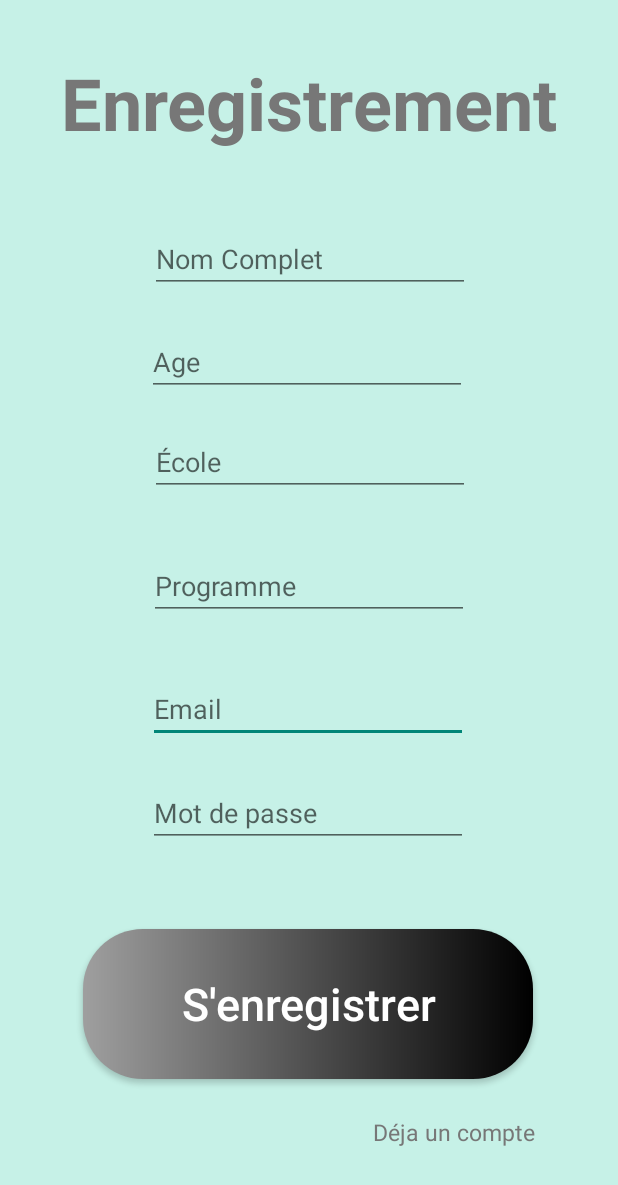
After one commit to miska1234/H22-GRP01-EQUIPE07-COTE_R, an Android app: the EnregistrementV2Activity screen opened directly, with no data from a screen before it, on a phone screen of 412 x 824 dp. The commit adds this screen. Shown: the top 1185 px of the screen. Run offline under Robolectric (Android 15) with nearby library versions, the phone set to English and light mode, and no system bars.

Commit message:
-Creation du build gradle qui permet la base de donnée de FireBase -Creation d’une activité d’enregistrementV2

```diff
--- a/app/build.gradle
+++ b/app/build.gradle
@@ -1,5 +1,6 @@
 plugins {
     id 'com.android.application'
+    id 'com.google.gms.google-services'
 }
 
 android {
@@ -32,6 +33,8 @@ dependencies {
     implementation 'androidx.appcompat:appcompat:1.4.1'
     implementation 'com.google.android.material:material:1.5.0'
     implementation 'androidx.constraintlayout:constraintlayout:2.1.3'
+    implementation 'com.google.firebase:firebase-database:20.0.4'
+    implementation 'com.google.firebase:firebase-auth:21.0.3'
     testImplementation 'junit:junit:4.13.2'
     androidTestImplementation 'androidx.test.ext:junit:1.1.3'
     androidTestImplementation 'androidx.test.espresso:espresso-core:3.4.0'
--- a/app/src/main/AndroidManifest.xml
+++ b/app/src/main/AndroidManifest.xml
@@ -9,18 +9,18 @@
         android:roundIcon="@mipmap/ic_launcher_round"
         android:supportsRtl="true"
         android:theme="@style/Theme.ProjetAppliactionCoteR">
-
+        <activity
+            android:name=".EnregistrementV2Activity"
+            android:exported="false" />
         <activity
             android:name=".LogoActivity"
             android:exported="true">
             <intent-filter>
                 <action android:name="android.intent.action.MAIN" />
+
                 <category android:name="android.intent.category.LAUNCHER" />
             </intent-filter>
         </activity>
-
-
-
         <activity
             android:name=".CreationProfilActivity"
             android:exported="false" />
--- a/app/src/main/java/com/example/projetappliactioncoter/AcceuilleActivity.java
+++ b/app/src/main/java/com/example/projetappliactioncoter/AcceuilleActivity.java
@@ -2,13 +2,39 @@ package com.example.projetappliactioncoter;
 
 import androidx.appcompat.app.AppCompatActivity;
 
+import android.content.Intent;
 import android.os.Bundle;
+import android.view.View;
+import android.widget.Button;
 
-public class AcceuilleActivity extends AppCompatActivity {
+public class AcceuilleActivity extends AppCompatActivity implements View.OnClickListener {
+
+    private Button bouttonEnregistrer, boutonConnecter;
 
     @Override
     protected void onCreate(Bundle savedInstanceState) {
         super.onCreate(savedInstanceState);
         setContentView(R.layout.activity_acceuille);
+
+        boutonConnecter = findViewById(R.id.buttonAllerSeConnecter);
+        bouttonEnregistrer = findViewById(R.id.buttonAllerSenregistrer);
+
+        boutonConnecter.setOnClickListener(this);
+        bouttonEnregistrer.setOnClickListener(this);
+    }
+
+    @Override
+    public void onClick(View view) {
+        switch(view.getId()){
+            case R.id.buttonAllerSeConnecter:
+                Intent intentConnecter = new Intent(AcceuilleActivity.this, ConnectionActivity.class);
+                startActivity(intentConnecter);
+                break;
+            case R.id.buttonAllerSenregistrer:
+                Intent intentEnregistrer = new Intent(AcceuilleActivity.this, EnregistrementV2Activity.class);
+                startActivity(intentEnregistrer);
+                break;
+
+        }
     }
 }
--- /dev/null
+++ b/app/src/main/java/com/example/projetappliactioncoter/EnregistrementV2Activity.java
@@ -0,0 +1,14 @@
+package com.example.projetappliactioncoter;
+
+import androidx.appcompat.app.AppCompatActivity;
+
+import android.os.Bundle;
+
+public class EnregistrementV2Activity extends AppCompatActivity {
+
+    @Override
+    protected void onCreate(Bundle savedInstanceState) {
+        super.onCreate(savedInstanceState);
+        setContentView(R.layout.activity_enregistrement_v2);
+    }
+}
--- /dev/null
+++ b/app/src/main/res/layout/activity_enregistrement_v2.xml
@@ -0,0 +1,165 @@
+<?xml version="1.0" encoding="utf-8"?>
+<androidx.constraintlayout.widget.ConstraintLayout xmlns:android="http://schemas.android.com/apk/res/android"
+    xmlns:app="http://schemas.android.com/apk/res-auto"
+    xmlns:tools="http://schemas.android.com/tools"
+    android:layout_width="match_parent"
+    android:layout_height="match_parent"
+    android:background="@color/turquoise"
+    android:gravity="center"
+    tools:context=".EnregistrementV2Activity">
+
+
+    <TextView
+        android:id="@+id/textViewEnregistrement"
+        android:layout_width="wrap_content"
+        android:layout_height="wrap_content"
+        android:layout_centerHorizontal="true"
+        android:text="@string/enregistrement"
+        android:textAlignment="center"
+        android:textColor="@color/gris"
+        android:textSize="48sp"
+        android:textStyle="bold"
+        app:layout_constraintBottom_toBottomOf="parent"
+        app:layout_constraintEnd_toEndOf="parent"
+        app:layout_constraintHorizontal_bias="0.493"
+        app:layout_constraintStart_toStartOf="parent"
+        app:layout_constraintTop_toTopOf="parent"
+        app:layout_constraintVertical_bias="0.047" />
+
+    <EditText
+        android:id="@+id/editTextEmailAddress"
+        android:layout_width="wrap_content"
+        android:layout_height="wrap_content"
+        android:layout_below="@id/textViewEnregistrement"
+        android:layout_centerHorizontal="true"
+        android:autofillHints="Email"
+        android:ems="10"
+        android:hint="@string/email"
+        android:inputType="textEmailAddress"
+        android:textColor="@color/black"
+        app:layout_constraintBottom_toTopOf="@+id/editTextPassword"
+        app:layout_constraintEnd_toEndOf="parent"
+        app:layout_constraintHorizontal_bias="0.497"
+        app:layout_constraintStart_toStartOf="parent"
+        app:layout_constraintTop_toTopOf="parent"
+        app:layout_constraintVertical_bias="0.95" />
+
+    <EditText
+        android:id="@+id/editTextPassword"
+        android:layout_width="wrap_content"
+        android:layout_height="wrap_content"
+        android:layout_below="@+id/editTextEmailAddress"
+        android:layout_centerHorizontal="true"
+        android:autofillHints="Email"
+        android:ems="10"
+        android:hint="@string/mot_de_passe"
+        android:inputType="textPassword"
+        android:textColor="@color/black"
+        app:layout_constraintBottom_toTopOf="@+id/buttonSenregistrer"
+        app:layout_constraintEnd_toEndOf="parent"
+        app:layout_constraintHorizontal_bias="0.497"
+        app:layout_constraintStart_toStartOf="parent"
+        app:layout_constraintTop_toTopOf="parent"
+        app:layout_constraintVertical_bias="0.905" />
+
+    <Button
+        android:id="@+id/buttonSenregistrer"
+        android:layout_width="300dp"
+        android:layout_height="100dp"
+        android:layout_centerInParent="true"
+        android:background="@drawable/button"
+        android:text="@string/s_enregistrer"
+        android:textAllCaps="false"
+        android:textColor="#FFFFFF"
+        android:textSize="30sp"
+        app:layout_constraintBottom_toBottomOf="parent"
+        app:layout_constraintEnd_toEndOf="parent"
+        app:layout_constraintHorizontal_bias="0.495"
+        app:layout_constraintStart_toStartOf="parent"
+        app:layout_constraintTop_toTopOf="parent"
+        app:layout_constraintVertical_bias="0.855" />
+
+    <TextView
+        android:id="@+id/textViewDejaCompte"
+        android:layout_width="wrap_content"
+        android:layout_height="wrap_content"
+        android:layout_below="@+id/buttonSenregistrer"
+        android:layout_centerInParent="true"
+        android:text="@string/d_ja_un_compte"
+        android:textColor="#777777"
+        android:textSize="15sp"
+        app:layout_constraintBottom_toBottomOf="parent"
+        app:layout_constraintEnd_toEndOf="parent"
+        app:layout_constraintHorizontal_bias="0.817"
+        app:layout_constraintStart_toStartOf="parent"
+        app:layout_constraintTop_toBottomOf="@+id/buttonSenregistrer"
+        app:layout_constraintVertical_bias="0.295" />
+
+    <EditText
+        android:id="@+id/editTextEcole"
+        android:layout_width="wrap_content"
+        android:layout_height="wrap_content"
+        android:layout_centerHorizontal="true"
+        android:autofillHints="École"
+        android:ems="10"
+        android:hint="@string/ecole"
+        android:inputType="textPersonName"
+        android:textColor="@color/black"
+        app:layout_constraintBottom_toBottomOf="parent"
+        app:layout_constraintEnd_toEndOf="parent"
+        app:layout_constraintHorizontal_bias="0.502"
+        app:layout_constraintStart_toStartOf="parent"
+        app:layout_constraintTop_toBottomOf="@+id/editTextAge"
+        app:layout_constraintVertical_bias="0.042"
+        tools:ignore="TextFields" />
+
+    <EditText
+        android:id="@+id/editTextProgramme"
+        android:layout_width="wrap_content"
+        android:layout_height="wrap_content"
+        android:layout_below="@+id/editTextEcole"
+        android:layout_centerHorizontal="true"
+        android:autofillHints="Programme"
+        android:ems="10"
+        android:hint="@string/programme"
+        android:inputType="textPassword"
+        android:textColor="@color/black"
+        app:layout_constraintBottom_toTopOf="@+id/editTextEmailAddress"
+        app:layout_constraintEnd_toEndOf="parent"
+        app:layout_constraintStart_toStartOf="parent"
+        app:layout_constraintTop_toBottomOf="@+id/editTextEcole" />
+
+    <EditText
+        android:id="@+id/editTextAge"
+        android:layout_width="wrap_content"
+        android:layout_height="wrap_content"
+        android:layout_below="@+id/editTextProgramme"
+        android:layout_centerHorizontal="true"
+        android:autofillHints="Age"
+        android:ems="10"
+        android:hint="@string/age"
+        android:inputType="number"
+        android:textColor="@color/black"
+        app:layout_constraintBottom_toBottomOf="parent"
+        app:layout_constraintEnd_toEndOf="parent"
+        app:layout_constraintHorizontal_bias="0.492"
+        app:layout_constraintStart_toStartOf="parent"
+        app:layout_constraintTop_toTopOf="parent"
+        app:layout_constraintVertical_bias="0.281"
+        tools:ignore="TextFields" />
+
+    <EditText
+        android:id="@+id/editNomComplet"
+        android:layout_width="wrap_content"
+        android:layout_height="wrap_content"
+        android:ems="10"
+        android:hint="@string/nomComplet"
+        android:inputType="textPersonName"
+        app:layout_constraintBottom_toBottomOf="parent"
+        app:layout_constraintEnd_toEndOf="parent"
+        app:layout_constraintHorizontal_bias="0.502"
+        app:layout_constraintStart_toStartOf="parent"
+        app:layout_constraintTop_toTopOf="parent"
+        app:layout_constraintVertical_bias="0.193" />
+
+</androidx.constraintlayout.widget.ConstraintLayout>
--- a/app/src/main/res/values/strings.xml
+++ b/app/src/main/res/values/strings.xml
@@ -20,4 +20,5 @@
     <string name="info_cote_r">Info Cote R</string>
     <string name="nom">Nom</string>
     <string name="cote_r">Cote R</string>
+    <string name="nomComplet">Nom Complet</string>
 </resources>
--- a/build.gradle
+++ b/build.gradle
@@ -1,4 +1,8 @@
-// Top-level build file where you can add configuration options common to all sub-projects/modules.
+buildscript {
+    dependencies {
+        classpath 'com.google.gms:google-services:4.3.10'
+    }
+}// Top-level build file where you can add configuration options common to all sub-projects/modules.
 plugins {
     id 'com.android.application' version '7.1.1' apply false
     id 'com.android.library' version '7.1.1' apply false
```
